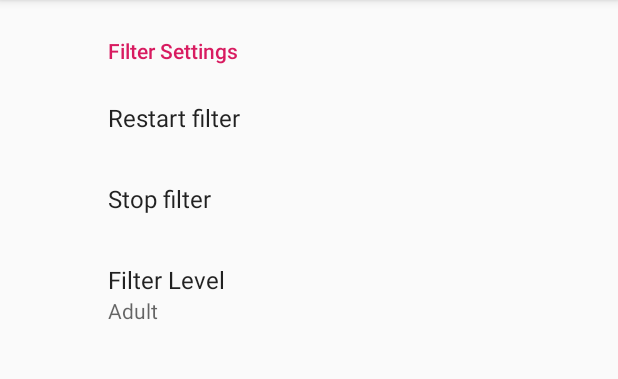
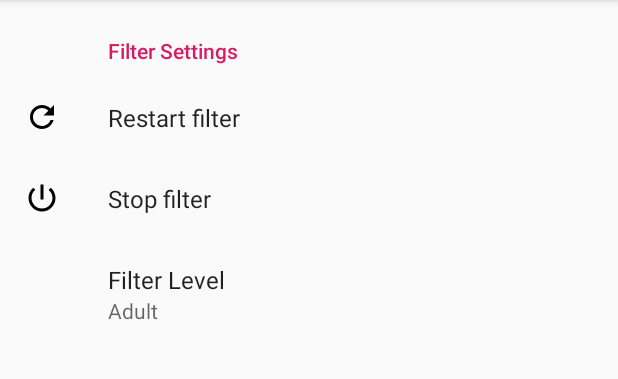
Before and after one commit to Jolt151/BetterFilter, an Android app: the MySettingsFragment screen opened directly, with no data from a screen before it, on a phone screen of 412 x 824 dp, the part 84-463 px from its top. Run offline under Robolectric (Android 15) with nearby library versions, the phone set to English and light mode, and no system bars; our stand-ins replace RxJava, androidx.preference; 2 statements that could not run were skipped.

Commit message:
Add icons to some settings.

```diff
--- /dev/null
+++ b/app/src/main/res/drawable/ic_check_circle_black_24dp.xml
@@ -0,0 +1,9 @@
+<vector xmlns:android="http://schemas.android.com/apk/res/android"
+        android:width="24dp"
+        android:height="24dp"
+        android:viewportWidth="24.0"
+        android:viewportHeight="24.0">
+    <path
+        android:fillColor="#FF000000"
+        android:pathData="M12,2C6.48,2 2,6.48 2,12s4.48,10 10,10 10,-4.48 10,-10S17.52,2 12,2zM10,17l-5,-5 1.41,-1.41L10,14.17l7.59,-7.59L19,8l-9,9z"/>
+</vector>
--- /dev/null
+++ b/app/src/main/res/drawable/ic_list_black_24dp.xml
@@ -0,0 +1,9 @@
+<vector xmlns:android="http://schemas.android.com/apk/res/android"
+        android:width="24dp"
+        android:height="24dp"
+        android:viewportWidth="24.0"
+        android:viewportHeight="24.0">
+    <path
+        android:fillColor="#FF000000"
+        android:pathData="M3,13h2v-2L3,11v2zM3,17h2v-2L3,15v2zM3,9h2L5,7L3,7v2zM7,13h14v-2L7,11v2zM7,17h14v-2L7,15v2zM7,7v2h14L21,7L7,7z"/>
+</vector>
--- /dev/null
+++ b/app/src/main/res/drawable/ic_power_settings_new_black_24dp.xml
@@ -0,0 +1,9 @@
+<vector xmlns:android="http://schemas.android.com/apk/res/android"
+        android:width="24dp"
+        android:height="24dp"
+        android:viewportWidth="24.0"
+        android:viewportHeight="24.0">
+    <path
+        android:fillColor="#FF000000"
+        android:pathData="M13,3h-2v10h2L13,3zM17.83,5.17l-1.42,1.42C17.99,7.86 19,9.81 19,12c0,3.87 -3.13,7 -7,7s-7,-3.13 -7,-7c0,-2.19 1.01,-4.14 2.58,-5.42L6.17,5.17C4.23,6.82 3,9.26 3,12c0,4.97 4.03,9 9,9s9,-4.03 9,-9c0,-2.74 -1.23,-5.18 -3.17,-6.83z"/>
+</vector>
--- /dev/null
+++ b/app/src/main/res/drawable/ic_refresh_black_24dp.xml
@@ -0,0 +1,9 @@
+<vector xmlns:android="http://schemas.android.com/apk/res/android"
+        android:width="24dp"
+        android:height="24dp"
+        android:viewportWidth="24.0"
+        android:viewportHeight="24.0">
+    <path
+        android:fillColor="#FF000000"
+        android:pathData="M17.65,6.35C16.2,4.9 14.21,4 12,4c-4.42,0 -7.99,3.58 -7.99,8s3.57,8 7.99,8c3.73,0 6.84,-2.55 7.73,-6h-2.08c-0.82,2.33 -3.04,4 -5.65,4 -3.31,0 -6,-2.69 -6,-6s2.69,-6 6,-6c1.66,0 3.14,0.69 4.22,1.78L13,11h7V4l-2.35,2.35z"/>
+</vector>
--- a/app/src/main/res/xml/settings.xml
+++ b/app/src/main/res/xml/settings.xml
@@ -6,10 +6,12 @@
         app:title="Filter Settings">
         <Preference
             app:key="restartVpn"
-            app:title="Restart filter" />
+            app:title="Restart filter"
+            app:icon="@drawable/ic_refresh_black_24dp"/>
         <Preference
             app:key="stopVpn"
-            app:title="Stop filter" />
+            app:title="Stop filter"
+            app:icon="@drawable/ic_power_settings_new_black_24dp"/>
         <ListPreference
             app:key="cleanBrowsingLevel"
             app:title="Filter Level"
@@ -20,13 +22,15 @@
             app:key="categories"
             app:title="Blocked Categories"
             app:summary="Choose what's blocked by the filter\nInappropriate material is always blocked"
+            app:icon="@drawable/ic_list_black_24dp"
             app:entries="@array/categories"
             app:entryValues="@array/categories_values"
             app:defaultValue="@array/categories_defaults"/>
         <Preference
             app:key="whitelistedApps"
             app:title="Whitelisted apps"
-            app:summary="The filter will not apply to these apps." />
+            app:summary="The filter will not apply to these apps."
+            app:icon="@drawable/ic_check_circle_black_24dp"/>
         <Preference
             app:fragment="com.betterfilter.AdvancedFilterSettingsFragment"
             app:title="Advanced Filter Settings"/>
```
